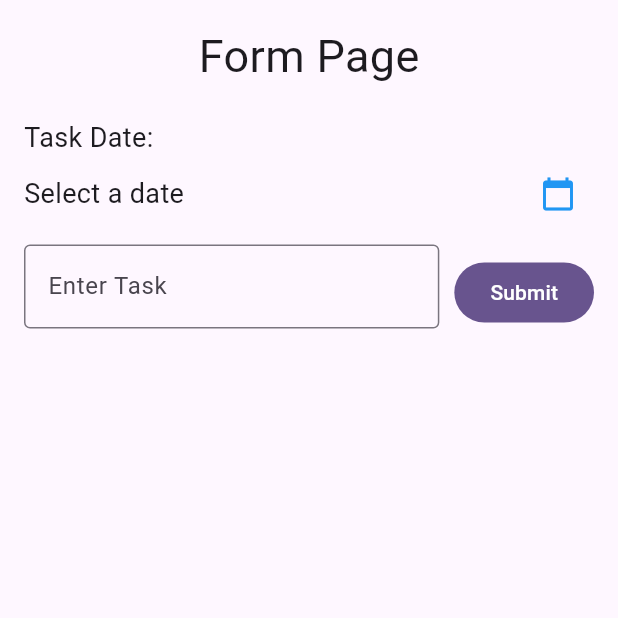
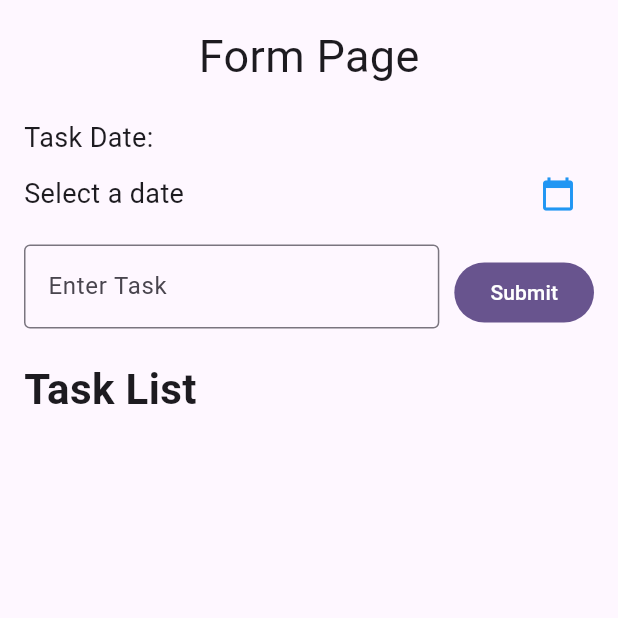
Before and after one commit to emzhran/TodoApp_0118, a Flutter app: the screen it shows after launch, on a phone screen of 412 x 824 dp, the top half of it. Run offline on Flutter 3.47's test engine with Material 3 defaults, Android fonts, the phone set to English and light mode, and no system bars.

Commit message:
menambahkan sizedbox dan teks

```diff
--- a/lib/form_page.dart
+++ b/lib/form_page.dart
@@ -189,7 +189,10 @@ class _FormPageState extends State<FormPage> {
                     ),
                   ],
                 )
-              )
+              ),
+              const SizedBox(height: 20),
+              const Text('Task List',
+              style: TextStyle(fontSize: 28, fontWeight: FontWeight.bold),)
             ],
           ),
         ),
```
